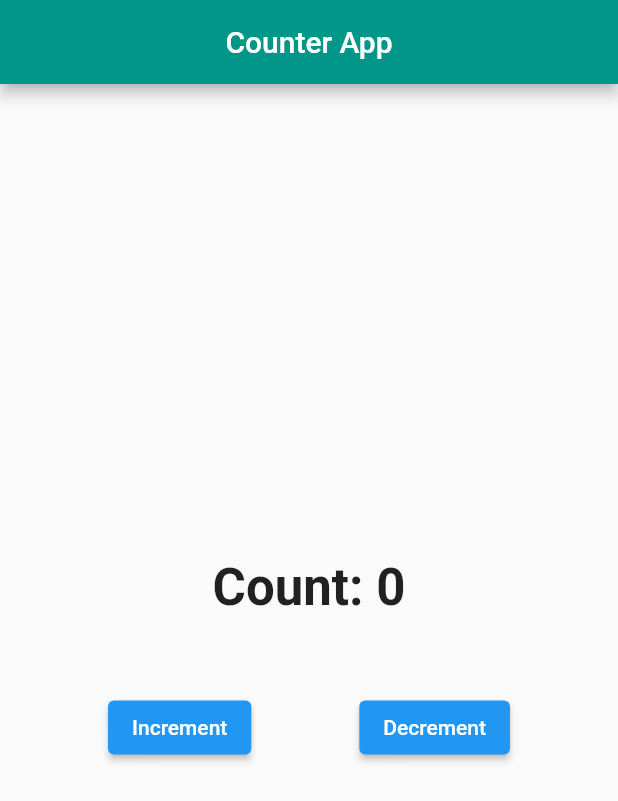
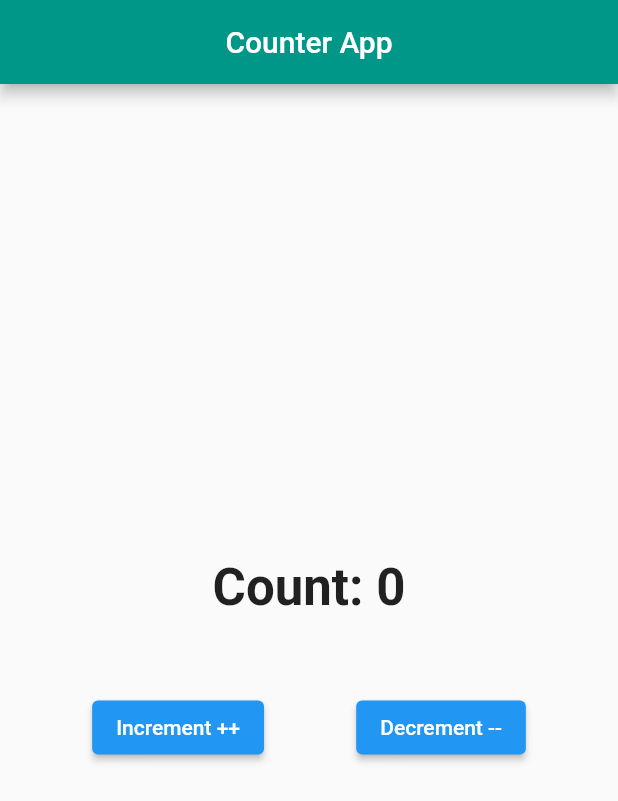
Before and after one commit to adityapatil18/Counter_provider, a Flutter app: the screen it shows after launch, on a phone screen of 412 x 824 dp. Shown: the top 801 px of the screen. Run offline on Flutter 3.47's test engine with Material 2 defaults, Android fonts, the light colour scheme and no system bars.

Commit message:
changes done

```diff
--- a/lib/home_page.dart
+++ b/lib/home_page.dart
@@ -37,13 +37,13 @@ class _HomePageState extends State<HomePage> {
                   onPressed: () {
                     counterProvider.incrementCounter();
                   },
-                  child: Text('Increment'),
+                  child: Text('Increment ++'),
                 ),
                 ElevatedButton(
                   onPressed: () {
                     counterProvider.decrementCounter();
                   },
-                  child: Text('Decrement'),
+                  child: Text('Decrement --'),
                 ),
               ],
             ),
```
